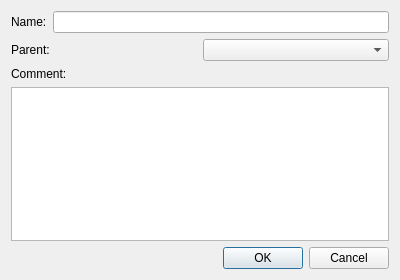
Qt form source/client/ui/hosts/router_group_dialog.ui (dchapyshev/aspia) before a commit.
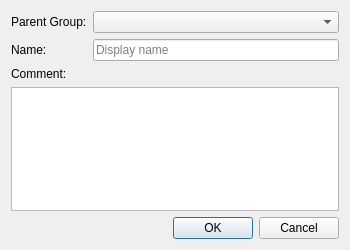
The same form after that commit. Custom widgets are drawn as their Qt base class.

What changed in the file:
```diff
--- a/source/client/ui/hosts/router_group_dialog.ui
+++ b/source/client/ui/hosts/router_group_dialog.ui
@@ -6,8 +6,8 @@
    <rect>
     <x>0</x>
     <y>0</y>
-    <width>400</width>
-    <height>280</height>
+    <width>350</width>
+    <height>250</height>
    </rect>
   </property>
   <property name="windowTitle">
@@ -18,48 +18,49 @@
   </property>
   <layout class="QVBoxLayout" name="verticalLayout">
    <item>
-    <layout class="QHBoxLayout" name="horizontalLayout_name">
-     <item>
+    <layout class="QGridLayout" name="gridLayout">
+     <item row="0" column="0">
+      <widget class="QLabel" name="label_parent_group">
+       <property name="text">
+        <string>Parent Group:</string>
+       </property>
+      </widget>
+     </item>
+     <item row="0" column="1">
+      <widget class="GroupComboBox" name="combo_parent"/>
+     </item>
+     <item row="1" column="0">
       <widget class="QLabel" name="label_name">
        <property name="text">
         <string>Name:</string>
        </property>
       </widget>
      </item>
-     <item>
-      <widget class="QLineEdit" name="edit_name"/>
+     <item row="1" column="1">
+      <widget class="QLineEdit" name="edit_name">
+       <property name="placeholderText">
+        <string>Display name</string>
+       </property>
+      </widget>
      </item>
     </layout>
    </item>
    <item>
-    <layout class="QHBoxLayout" name="horizontalLayout_parent">
+    <layout class="QVBoxLayout" name="verticalLayout_comment">
      <item>
-      <widget class="QLabel" name="label_parent">
+      <widget class="QLabel" name="label_comment">
        <property name="text">
-        <string>Parent:</string>
+        <string>Comment:</string>
        </property>
       </widget>
      </item>
      <item>
-      <widget class="QComboBox" name="combo_parent"/>
+      <widget class="QPlainTextEdit" name="edit_comment"/>
      </item>
     </layout>
    </item>
    <item>
-    <widget class="QLabel" name="label_comment">
-     <property name="text">
-      <string>Comment:</string>
-     </property>
-    </widget>
-   </item>
-   <item>
-    <widget class="QPlainTextEdit" name="edit_comment"/>
-   </item>
-   <item>
-    <widget class="QDialogButtonBox" name="buttonbox">
-     <property name="orientation">
-      <enum>Qt::Orientation::Horizontal</enum>
-     </property>
+    <widget class="DialogButtonBox" name="button_box">
      <property name="standardButtons">
       <set>QDialogButtonBox::StandardButton::Cancel|QDialogButtonBox::StandardButton::Ok</set>
      </property>
@@ -67,6 +68,18 @@
    </item>
   </layout>
  </widget>
+ <customwidgets>
+  <customwidget>
+   <class>DialogButtonBox</class>
+   <extends>QDialogButtonBox</extends>
+   <header>common/ui/dialog_button_box.h</header>
+  </customwidget>
+  <customwidget>
+   <class>GroupComboBox</class>
+   <extends>QComboBox</extends>
+   <header>client/ui/hosts/group_combo_box.h</header>
+  </customwidget>
+ </customwidgets>
  <resources/>
  <connections/>
 </ui>
```
Left out of the diff: 2 changed lines with no effect on the pictures.
